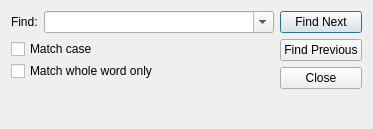
The window that src/server/gui/dialogs/server_dialogfindreplace.ui (serhmarch/ModbusTools) describes before a commit, drawn with Qt 5.
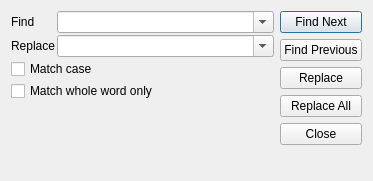
The same window after the commit.

Commit message: Begin to add Replace functionality

The edit to the form file:
```diff
--- a/src/server/gui/dialogs/server_dialogfindreplace.ui
+++ b/src/server/gui/dialogs/server_dialogfindreplace.ui
@@ -7,38 +7,52 @@
     <x>0</x>
     <y>0</y>
     <width>373</width>
-    <height>129</height>
+    <height>181</height>
    </rect>
   </property>
   <property name="windowTitle">
    <string>Find/Replace</string>
   </property>
-  <layout class="QHBoxLayout" name="horizontalLayout_2">
+  <layout class="QHBoxLayout" name="horizontalLayout" stretch="1,0">
    <item>
     <layout class="QVBoxLayout" name="verticalLayout_3">
-     <item>
-      <layout class="QHBoxLayout" name="horizontalLayout" stretch="0,1">
-       <item>
-        <widget class="QLabel" name="label">
-         <property name="text">
-          <string>Find:</string>
-         </property>
-        </widget>
-       </item>
-       <item>
-        <widget class="QComboBox" name="cmbFind">
-         <property name="editable">
-          <bool>true</bool>
-         </property>
-        </widget>
-       </item>
-      </layout>
-     </item>
      <item>
       <layout class="QVBoxLayout" name="verticalLayout_2">
        <property name="spacing">
         <number>2</number>
        </property>
+       <item>
+        <layout class="QFormLayout" name="formLayout">
+         <item row="0" column="0">
+          <widget class="QLabel" name="label">
+           <property name="text">
+            <string>Find</string>
+           </property>
+          </widget>
+         </item>
+         <item row="0" column="1">
+          <widget class="QComboBox" name="cmbFind">
+           <property name="editable">
+            <bool>true</bool>
+           </property>
+          </widget>
+         </item>
+         <item row="1" column="0">
+          <widget class="QLabel" name="lblReplace">
+           <property name="text">
+            <string>Replace</string>
+           </property>
+          </widget>
+         </item>
+         <item row="1" column="1">
+          <widget class="QComboBox" name="cmbReplace">
+           <property name="editable">
+            <bool>true</bool>
+           </property>
+          </widget>
+         </item>
+        </layout>
+       </item>
        <item>
         <widget class="QCheckBox" name="chbMatchCase">
          <property name="text">
@@ -86,6 +100,20 @@
        </property>
       </widget>
      </item>
+     <item>
+      <widget class="QPushButton" name="btnReplace">
+       <property name="text">
+        <string>Replace</string>
+       </property>
+      </widget>
+     </item>
+     <item>
+      <widget class="QPushButton" name="btnReplaceAll">
+       <property name="text">
+        <string>Replace All</string>
+       </property>
+      </widget>
+     </item>
      <item>
       <widget class="QPushButton" name="btnClose">
        <property name="text">
```
The commit also changes 6 other files.
